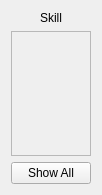
The window that Forms/jobperson.ui (Sobrah/Linkedin) describes before a commit, drawn with Qt 5.
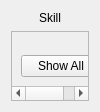
The same window after the commit.

Diff of the .ui file:
```diff
--- a/Forms/jobperson.ui
+++ b/Forms/jobperson.ui
@@ -7,7 +7,7 @@
     <x>0</x>
     <y>0</y>
     <width>100</width>
-    <height>195</height>
+    <height>111</height>
    </rect>
   </property>
   <layout class="QVBoxLayout" name="verticalLayout">
@@ -31,8 +31,8 @@
        <rect>
         <x>0</x>
         <y>0</y>
-        <width>80</width>
-        <height>123</height>
+        <width>93</width>
+        <height>52</height>
        </rect>
       </property>
       <layout class="QVBoxLayout" name="verticalLayout_2">
@@ -49,15 +49,15 @@
          </property>
         </spacer>
        </item>
-      </layout>
-     </widget>
-    </widget>
-   </item>
    <item>
     <widget class="QPushButton" name="showAllButton">
      <property name="text">
       <string>Show All</string>
      </property>
+        </widget>
+       </item>
+      </layout>
+     </widget>
     </widget>
    </item>
   </layout>
```
Left out of the diff: 2 changed lines with no effect on the pictures. Lines whose indentation alone changed are shown as unchanged.
